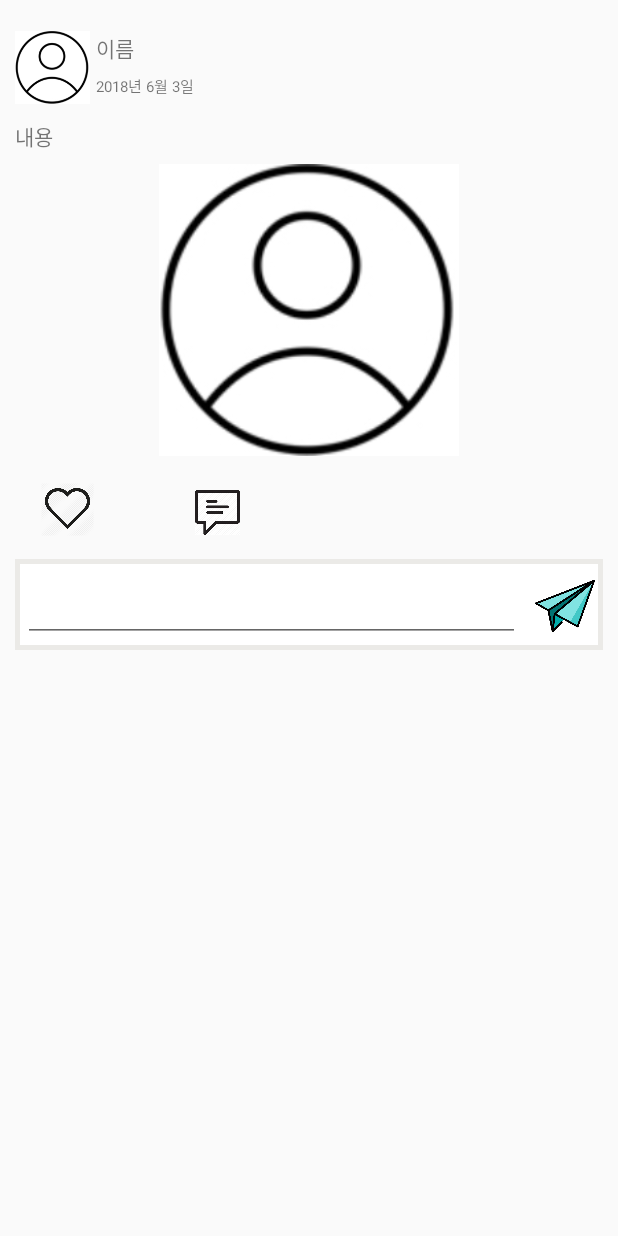
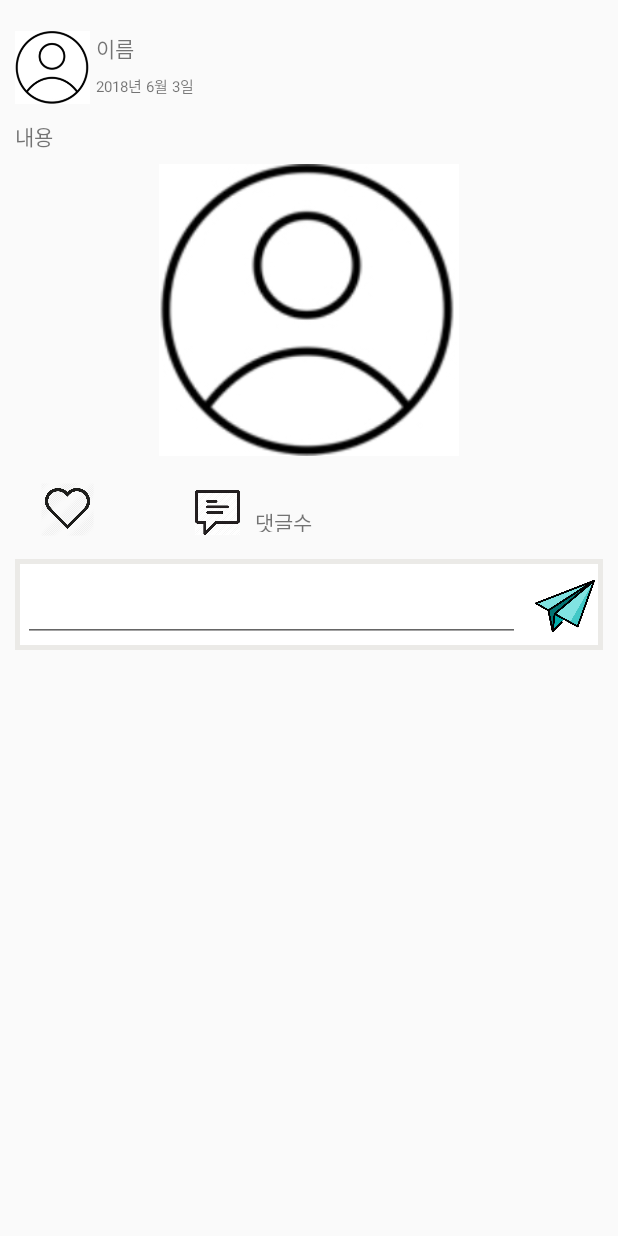
Before and after one commit to kyo4755/vitamin_android, an Android app: the CommentActivity screen opened directly, with no data from a screen before it, on a phone screen of 412 x 824 dp. Run offline under Robolectric (Android 15) with nearby library versions, the phone set to English and light mode, and no system bars; libraries missing offline, so code that uses them is left out: com.androidquery, com.androidquery.callback, jp.wasabeef.glide; pictures from the network do not load; 4 statements that could not run were skipped.

Commit message:
댓글 수 체크

```diff
--- a/app/src/main/java/com/vitamin/wecantalk/Adapter/SnsListViewAdapter.java
+++ b/app/src/main/java/com/vitamin/wecantalk/Adapter/SnsListViewAdapter.java
@@ -68,6 +68,7 @@ public class SnsListViewAdapter extends BaseAdapter {
             }
         });
 
+        TextView sns_count = convertView.findViewById(R.id.sns_count);
         TextView sns_name = convertView.findViewById(R.id.sns_name);
         TextView sns_date = convertView.findViewById(R.id.sns_date);
         TextView sns_context = convertView.findViewById(R.id.sns_context);
@@ -117,6 +118,7 @@ public class SnsListViewAdapter extends BaseAdapter {
         sns_name.setText(listViewItem.getName());
         sns_date.setText(listViewItem.getDate());
         sns_context.setText(listViewItem.getContent_text());
+        sns_count.setText(listViewItem.getComment_count());
 
         return convertView;
     }
--- a/app/src/main/java/com/vitamin/wecantalk/UIActivity/CommentActivity.java
+++ b/app/src/main/java/com/vitamin/wecantalk/UIActivity/CommentActivity.java
@@ -50,12 +50,15 @@ public class CommentActivity extends AppCompatActivity {
     ListView listView;
     ImageView sns_profile, sns_image;
     TextView sns_name, sns_date, sns_context;
+    TextView sns_count_string;
 
     SnsCommentListViewAdapter adapter;
 
     protected void onCreate(Bundle savedInstanceState) {
         super.onCreate(savedInstanceState);
         setContentView(R.layout.sns_comment_layout);
+
+
 
         listView = findViewById(R.id.sns_comment_list);
         adapter = new SnsCommentListViewAdapter();
@@ -93,6 +96,7 @@ public class CommentActivity extends AppCompatActivity {
         sns_name = findViewById(R.id.sns_name);
         sns_date = findViewById(R.id.sns_date);
         sns_context = findViewById(R.id.sns_context);
+        sns_count_string = findViewById(R.id.sns_count_string);
 
         contentCreatePOJO();
         commentCreatePOJO();
@@ -143,6 +147,7 @@ public class CommentActivity extends AppCompatActivity {
                                     .into(sns_image);
                         }
 
+
                         sns_name.setText(jObject.getString("user_name"));
                         sns_context.setText(jObject.getString("content_msg"));
 
@@ -184,6 +189,8 @@ public class CommentActivity extends AppCompatActivity {
                     String result_code = jsonObject.get("result").toString();
                     if (result_code.equals("0000")) {
                         JSONArray jsonArray = new JSONArray(jsonObject.get("sns_comment_list").toString());
+                        System.out.println(jsonArray.length());
+                        sns_count_string.setText(jsonArray.length() + "");
                         for (int i = 0; i < jsonArray.length(); i++) {
                             JSONObject jObject = jsonArray.getJSONObject(i);
 
@@ -214,6 +221,7 @@ public class CommentActivity extends AppCompatActivity {
 
                 } catch (Exception e) {
                     Toast.makeText(CommentActivity.this, "서버와의 통신 중 오류가 발생했습니다. 나중에 다시 시도해 주세요.", Toast.LENGTH_SHORT).show();
+                    e.printStackTrace();
                 }
             }
         });
--- a/app/src/main/res/layout/sns_comment_layout.xml
+++ b/app/src/main/res/layout/sns_comment_layout.xml
@@ -108,6 +108,13 @@
                 android:layout_marginTop="1dp"
                 android:src="@drawable/comment" />
 
+            <TextView
+                android:id="@+id/sns_count_string"
+                android:layout_width="match_parent"
+                android:layout_height="17dp"
+                android:layout_marginTop="15dp"
+                android:text="댓글수" />
+
         </LinearLayout>
 
         <LinearLayout
```
Also changed, not shown: app/src/main/java/com/vitamin/wecantalk/POJO/SnsCommentListViewPOJO.java (+11 -0 lines), app/src/main/res/layout/prefab_sns_listview.xml (+7 -0 lines).
